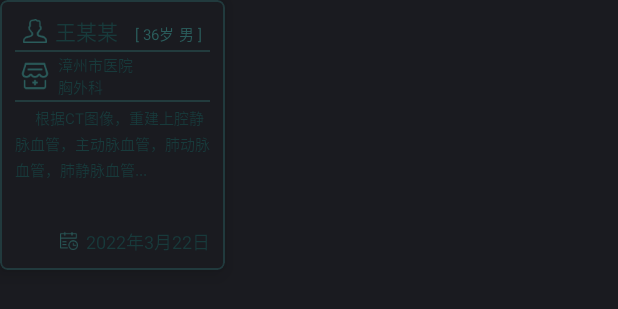
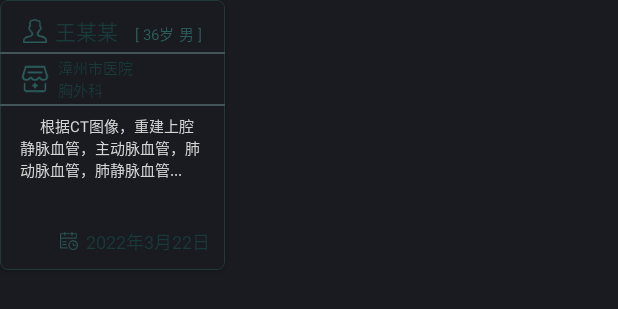
Before and after one commit to wenjiwangssr/JLHealthCare, an Android app: the layout item_case2.xml on its own in the app's theme, with its tools: preview values and no code run, on a phone screen of 412 x 824 dp. Shown: the top 309 px of the screen. Run offline under Robolectric (Android 15) with nearby library versions, the phone set to English and light mode, and no system bars; network calls fail.

Commit message:
UI优化

```diff
--- a/app/build.gradle
+++ b/app/build.gradle
@@ -87,4 +87,10 @@ dependencies {
     implementation 'com.github.barteksc:android-pdf-viewer:3.2.0-beta.1'
 
     implementation 'com.ldoublem.loadingview:loadingviewlib:1.0'
+
+    implementation 'com.daimajia.androidanimations:library:2.4@aar'
+
+    implementation 'com.github.XanderWang:elasticity:1.0.1'
+
+    implementation 'com.github.mzule.fantasyslide:library:1.0.5'
 }
--- a/app/src/main/java/com/example/healthcare/base/BaseSurfaceViewActivity.kt
+++ b/app/src/main/java/com/example/healthcare/base/BaseSurfaceViewActivity.kt
@@ -1,6 +1,7 @@
 package com.example.healthcare.base
 
 import android.os.Bundle
+import android.view.MotionEvent
 import android.view.SurfaceView
 import android.view.View
 import androidx.appcompat.app.AppCompatActivity
@@ -28,7 +29,10 @@ abstract class BaseSurfaceViewActivity:AppCompatActivity() {
 
     fun init(){
         surfaceView = findViewById(R.id.surface)
-        customViewer = CustomViewer()
+        customViewer =  object :CustomViewer(){
+            override fun touch(event: MotionEvent) {
+            }
+        }
         customViewer.loadEntity()
         customViewer.setSurfaceView(surfaceView)
 
--- a/app/src/main/java/com/example/healthcare/utils/ModelViewer.kt
+++ b/app/src/main/java/com/example/healthcare/utils/ModelViewer.kt
@@ -61,7 +61,7 @@ private const val kSensitivity = 100f
  *
  * See `sample-gltf-viewer` for a usage example.
  */
-class ModelViewer(
+abstract class ModelViewer(
     val engine: Engine,
     private val uiHelper: UiHelper
 ) : android.view.View.OnTouchListener {
@@ -381,8 +381,12 @@ class ModelViewer(
     @SuppressWarnings("ClickableViewAccessibility")
     override fun onTouch(view: android.view.View, event: MotionEvent): Boolean {
         onTouchEvent(event)
+        onTouch1(event)
+
         return true
     }
+
+    abstract  fun onTouch1(event: MotionEvent)
 
     private suspend fun fetchResources(asset: FilamentAsset, callback: (String) -> Buffer) {
         val items = HashMap<String, Buffer>()
--- a/app/src/main/res/layout/item_case2.xml
+++ b/app/src/main/res/layout/item_case2.xml
@@ -3,11 +3,12 @@
     xmlns:tools="http://schemas.android.com/tools"
     android:layout_width="150dp"
     app:cardCornerRadius="5dp"
-    app:strokeWidth="1.5dp"
+    app:strokeWidth="0.5dp"
     app:strokeColor="#7C2A5C5B"
     app:rippleColor="@color/main_tran"
-    app:cardElevation="8.5dp"
-    app:contentPadding="10dp"
+    app:cardElevation="3.5dp"
+    app:contentPaddingTop="10dp"
+    app:contentPaddingBottom="10dp"
     xmlns:app="http://schemas.android.com/apk/res-auto"
     android:layout_height="180dp">
 
@@ -19,7 +20,7 @@
             android:id="@+id/patient_name"
             android:layout_width="wrap_content"
             android:layout_height="wrap_content"
-            android:layout_marginStart="5dp"
+            android:layout_marginStart="15dp"
             android:drawableStart="@mipmap/name"
             android:drawablePadding="5dp"
             android:text="王某某"
@@ -29,11 +30,11 @@
 
         <View
             android:id="@+id/view1"
-            android:layout_marginTop="2dp"
+            android:layout_marginTop="3dp"
             app:layout_constraintTop_toBottomOf="@+id/patient_name"
             android:layout_width="match_parent"
             android:layout_height="1dp"
-            android:background="@color/main_light2"
+            android:background="@color/main_tran"
              />
 
         <TextView
@@ -41,7 +42,7 @@
             android:layout_width="wrap_content"
             android:layout_height="wrap_content"
             android:drawableStart="@mipmap/dept2"
-            android:layout_marginStart="3.5dp"
+            android:layout_marginStart="13.5dp"
             android:drawablePadding="5dp"
             android:text="漳州市医院\n胸外科"
             android:textColor="@color/main_color"
@@ -67,6 +68,7 @@
             android:layout_width="wrap_content"
             android:layout_height="wrap_content"
             android:layout_marginStart="3dp"
+            android:layout_marginEnd="@dimen/dp_10"
             android:paddingEnd="5dp"
             android:text="男 ]"
             android:textColor="@color/main_light"
@@ -79,23 +81,27 @@
             android:id="@+id/view2"
             android:layout_width="match_parent"
             android:layout_height="1dp"
-            android:background="@color/main_light2"
-            android:layout_marginTop="35dp"
+            android:background="@color/main_tran"
+            android:layout_marginTop="38dp"
             app:layout_constraintTop_toBottomOf="@+id/patient_name" />
+
         <TextView
             android:id="@+id/detail"
-            android:layout_marginTop="3dp"
             android:layout_width="match_parent"
             android:layout_height="0dp"
+            android:layout_marginTop="6dp"
+            android:layout_marginStart="13dp"
+            android:layout_marginEnd="13dp"
             android:layout_marginBottom="8dp"
-            android:lineSpacingMultiplier="1.2"
+            android:maxLines="4"
+            android:lineSpacingMultiplier="1.0"
             android:text="\t根据CT图像，重建上腔静脉血管，主动脉血管，肺动脉血管，肺静脉血管..."
-            android:textColor="@color/main_color"
+            android:textColor="@color/qmui_config_color_gray_2"
             android:textSize="10sp"
             app:layout_constraintBottom_toTopOf="@+id/date"
             app:layout_constraintTop_toBottomOf="@+id/view2"
             app:layout_constraintVertical_bias="0.0"
-            tools:layout_editor_absoluteX="5dp" />
+            tools:layout_editor_absoluteX="2dp" />
 
         <TextView
             android:id="@+id/date"
@@ -105,6 +111,7 @@
             android:drawableStart="@mipmap/date"
             android:drawablePadding="3dp"
             android:text="2022年3月22日"
+            android:layout_marginEnd="@dimen/dp_10"
             android:layout_width="wrap_content"
             android:layout_height="wrap_content"
             app:layout_constraintBottom_toBottomOf="parent"
--- a/app/src/main/res/values/dimens.xml
+++ b/app/src/main/res/values/dimens.xml
@@ -1,3 +1,4 @@
 <resources>
         <dimen name="fab_margin">16dp</dimen>
-    </resources>
+    <dimen name="dp_10">10dp</dimen>
+</resources>
```
Also changed, not shown: app/src/main/java/com/example/healthcare/CustomViewer.kt (+9 -2 lines), app/src/main/java/com/example/healthcare/MainActivity.kt (+7 -1 lines), app/src/main/java/com/example/healthcare/ui/UIActivity.kt (+51 -6 lines), app/src/main/res/layout/activity_uiactivity.xml (+32 -29 lines).
